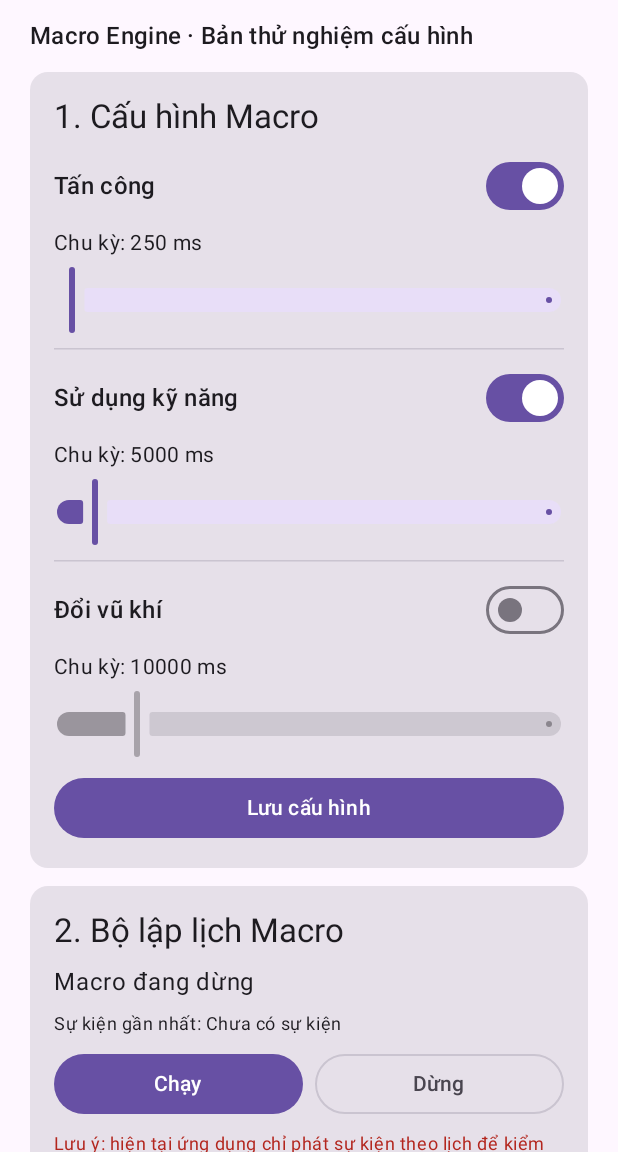
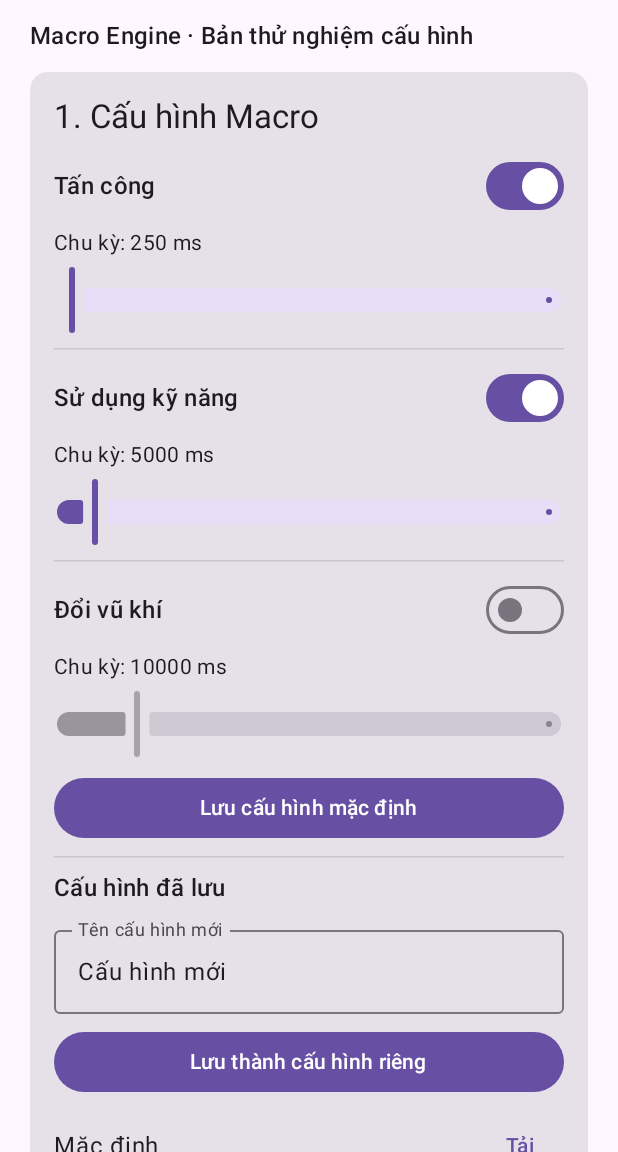
Before and after one commit to thanhtuanlk2008-collab/Build-MacroAndroid-Debug-APK, an Android app built with Jetpack Compose: the screen it shows after launch (MainActivity), on a phone screen of 412 x 824 dp, the part 84-1236 px from its top. Run offline under Robolectric (Android 15) with nearby library versions, the phone set to English and light mode, and no system bars.

Commit message:
Fix main-thread macro UI updates and add profile controls

```diff
--- a/SoulKnightMatrixAI/app/src/main/java/com/soulknight/matrixai/MainActivity.kt
+++ b/SoulKnightMatrixAI/app/src/main/java/com/soulknight/matrixai/MainActivity.kt
@@ -4,6 +4,8 @@ import android.app.Activity
 import android.content.Intent
 import android.media.projection.MediaProjectionManager
 import android.os.Bundle
+import android.os.Handler
+import android.os.Looper
 import androidx.activity.ComponentActivity
 import androidx.activity.compose.setContent
 import androidx.activity.result.contract.ActivityResultContracts
@@ -17,7 +19,6 @@ import androidx.compose.ui.Modifier
 import androidx.compose.ui.unit.dp
 import androidx.core.content.ContextCompat
 import com.soulknight.matrixai.capture.ScreenCaptureService
-import com.soulknight.matrixai.macro.MacroAction
 import com.soulknight.matrixai.macro.MacroConfig
 import com.soulknight.matrixai.macro.MacroConfigStore
 import com.soulknight.matrixai.macro.MacroScheduler
@@ -44,8 +45,21 @@ class MainActivity : ComponentActivity() {
             var captureStatus by remember { mutableStateOf("Chưa cấp quyền chụp màn hình") }
             var macroStatus by remember { mutableStateOf("Macro đang dừng") }
             var lastEvent by remember { mutableStateOf("Chưa có sự kiện") }
+            var profileName by remember { mutableStateOf("Cấu hình mới") }
+            var profiles by remember { mutableStateOf(store.profileNames()) }
+            val mainHandler = remember { Handler(Looper.getMainLooper()) }
             val scheduler = remember {
-                MacroScheduler { action -> lastEvent = "Đến lịch: ${action.displayName}" }
+                MacroScheduler(
+                    onAction = { action ->
+                        // Compose state must only be changed on the main thread.
+                        mainHandler.post { lastEvent = "Đến lịch: ${action.displayName}" }
+                    },
+                    onError = { action, error ->
+                        mainHandler.post {
+                            lastEvent = "Lỗi callback ${action.displayName}: ${error.message ?: "không rõ"}"
+                        }
+                    }
+                )
             }
             DisposableEffect(Unit) {
                 onDispose { scheduler.stop() }
@@ -61,7 +75,10 @@ class MainActivity : ComponentActivity() {
                         Text("Macro Engine · Bản thử nghiệm cấu hình", style = MaterialTheme.typography.titleMedium)
 
                         Card {
-                            Column(Modifier.fillMaxWidth().padding(16.dp), verticalArrangement = Arrangement.spacedBy(8.dp)) {
+                            Column(
+                                Modifier.fillMaxWidth().padding(16.dp),
+                                verticalArrangement = Arrangement.spacedBy(8.dp)
+                            ) {
                                 Text("1. Cấu hình Macro", style = MaterialTheme.typography.titleLarge)
                                 MacroSetting(
                                     title = "Tấn công",
@@ -93,14 +110,63 @@ class MainActivity : ComponentActivity() {
                                     onInterval = { config = config.copy(switchWeaponIntervalMs = it.toLong()) }
                                 )
                                 Button(
-                                    onClick = { store.save(config); macroStatus = "Đã lưu cấu hình Macro" },
+                                    onClick = {
+                                        store.save(config)
+                                        macroStatus = "Đã lưu cấu hình mặc định"
+                                    },
                                     modifier = Modifier.fillMaxWidth()
-                                ) { Text("Lưu cấu hình") }
+                                ) { Text("Lưu cấu hình mặc định") }
+
+                                HorizontalDivider()
+                                Text("Cấu hình đã lưu", style = MaterialTheme.typography.titleMedium)
+                                OutlinedTextField(
+                                    value = profileName,
+                                    onValueChange = { profileName = it },
+                                    label = { Text("Tên cấu hình mới") },
+                                    singleLine = true,
+                                    modifier = Modifier.fillMaxWidth()
+                                )
+                                Button(
+                                    onClick = {
+                                        try {
+                                            store.saveProfile(profileName, config)
+                                            profiles = store.profileNames()
+                                            macroStatus = "Đã lưu hồ sơ: ${profileName.trim()}"
+                                        } catch (error: IllegalArgumentException) {
+                                            macroStatus = error.message ?: "Tên cấu hình không hợp lệ"
+                                        }
+                                    },
+                                    modifier = Modifier.fillMaxWidth()
+                                ) { Text("Lưu thành cấu hình riêng") }
+                                profiles.forEach { name ->
+                                    Row(
+                                        modifier = Modifier.fillMaxWidth(),
+                                        verticalAlignment = Alignment.CenterVertically,
+                                        horizontalArrangement = Arrangement.spacedBy(8.dp)
+                                    ) {
+                                        Text(name, modifier = Modifier.weight(1f))
+                                        TextButton(onClick = {
+                                            config = store.loadProfile(name)
+                                            profileName = name
+                                            macroStatus = "Đã tải cấu hình: $name"
+                                        }) { Text("Tải") }
+                                        if (name != MacroConfigStore.DEFAULT_PROFILE) {
+                                            TextButton(onClick = {
+                                                store.deleteProfile(name)
+                                                profiles = store.profileNames()
+                                                macroStatus = "Đã xóa cấu hình: $name"
+                                            }) { Text("Xóa") }
+                                        }
+                                    }
+                                }
                             }
                         }
 
                         Card {
-                            Column(Modifier.fillMaxWidth().padding(16.dp), verticalArrangement = Arrangement.spacedBy(8.dp)) {
+                            Column(
+                                Modifier.fillMaxWidth().padding(16.dp),
+                                verticalArrangement = Arrangement.spacedBy(8.dp)
+                            ) {
                                 Text("2. Bộ lập lịch Macro", style = MaterialTheme.typography.titleLarge)
                                 Text(macroStatus)
                                 Text("Sự kiện gần nhất: $lastEvent", style = MaterialTheme.typography.bodySmall)
@@ -108,8 +174,12 @@ class MainActivity : ComponentActivity() {
                                     Button(
                                         onClick = {
                                             store.save(config)
-                                            scheduler.start(config)
-                                            macroStatus = "Đang chạy bộ lập lịch (chế độ kiểm thử)"
+                                            val started = scheduler.start(config)
+                                            macroStatus = if (started) {
+                                                "Đang chạy bộ lập lịch (chế độ kiểm thử)"
+                                            } else {
+                                                "Không thể chạy: hãy bật ít nhất một chức năng"
+                                            }
                                         },
                                         modifier = Modifier.weight(1f)
                                     ) { Text("Chạy") }
@@ -121,6 +191,17 @@ class MainActivity : ComponentActivity() {
                                         modifier = Modifier.weight(1f)
                                     ) { Text("Dừng") }
                                 }
+                                Button(
+                                    onClick = {
+                                        scheduler.stop()
+                                        macroStatus = "ĐÃ DỪNG KHẨN CẤP"
+                                        lastEvent = "Đã yêu cầu dừng toàn bộ tác vụ Macro"
+                                    },
+                                    modifier = Modifier.fillMaxWidth(),
+                                    colors = ButtonDefaults.buttonColors(
+                                        containerColor = MaterialTheme.colorScheme.error
+                                    )
+                                ) { Text("Emergency Stop") }
                                 Text(
                                     "Lưu ý: hiện tại ứng dụng chỉ phát sự kiện theo lịch để kiểm thử. " +
                                         "Chưa gửi thao tác chạm vào game.",
@@ -131,27 +212,32 @@ class MainActivity : ComponentActivity() {
                         }
 
                         Card {
-                            Column(Modifier.fillMaxWidth().padding(16.dp), verticalArrangement = Arrangement.spacedBy(8.dp)) {
+                            Column(
+                                Modifier.fillMaxWidth().padding(16.dp),
+                                verticalArrangement = Arrangement.spacedBy(8.dp)
+                            ) {
                                 Text("3. Chụp màn hình", style = MaterialTheme.typography.titleLarge)
                                 Text(captureStatus)
-                                Button(onClick = {
-                                    val manager = getSystemService(MEDIA_PROJECTION_SERVICE) as MediaProjectionManager
-                                    captureLauncher.launch(manager.createScreenCaptureIntent())
-                                    captureStatus = "Đang chờ bạn cấp quyền..."
-                                }, modifier = Modifier.fillMaxWidth()) {
-                                    Text("Cấp quyền chụp màn hình")
-                                }
-                                OutlinedButton(onClick = {
-                                    stopService(Intent(this@MainActivity, ScreenCaptureService::class.java))
-                                    captureStatus = "Đã yêu cầu dừng dịch vụ"
-                                }, modifier = Modifier.fillMaxWidth()) {
-                                    Text("Dừng chụp màn hình")
-                                }
+                                Button(
+                                    onClick = {
+                                        val manager = getSystemService(MEDIA_PROJECTION_SERVICE) as MediaProjectionManager
+                                        captureLauncher.launch(manager.createScreenCaptureIntent())
+                                        captureStatus = "Đang chờ bạn cấp quyền..."
+                                    },
+                                    modifier = Modifier.fillMaxWidth()
+                                ) { Text("Cấp quyền chụp màn hình") }
+                                OutlinedButton(
+                                    onClick = {
+                                        stopService(Intent(this@MainActivity, ScreenCaptureService::class.java))
+                                        captureStatus = "Đã yêu cầu dừng dịch vụ"
+                                    },
+                                    modifier = Modifier.fillMaxWidth()
+                                ) { Text("Dừng chụp màn hình") }
                             }
                         }
                         Text(
                             "Macro Engine và AI Engine được tách riêng. Điều khiển cảm ứng thực tế " +
-                                "sẽ cần InputController có quyền phù hợp và kiểm thử trên thiết bị.",
+                                "cần InputController có quyền phù hợp và kiểm thử trên thiết bị.",
                             style = MaterialTheme.typography.bodySmall
                         )
                     }
```
